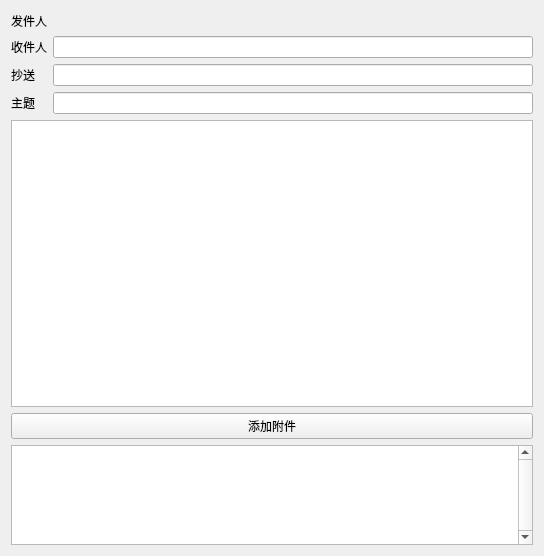
Before: the Qt Designer form maileditor.ui in dx3906999/mail_client, drawn with Qt 5.
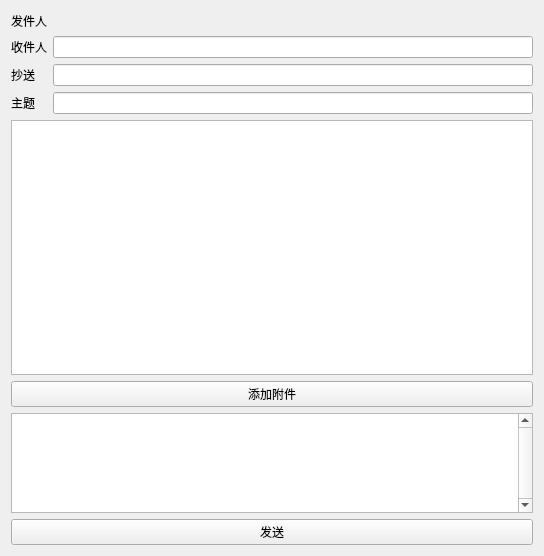
After: the same form once the commit is applied.

```diff
--- a/maileditor.ui
+++ b/maileditor.ui
@@ -114,6 +114,13 @@
        </property>
       </widget>
      </item>
+     <item>
+      <widget class="QPushButton" name="sendMailPushButton">
+       <property name="text">
+        <string>发送</string>
+       </property>
+      </widget>
+     </item>
     </layout>
    </item>
   </layout>
```
